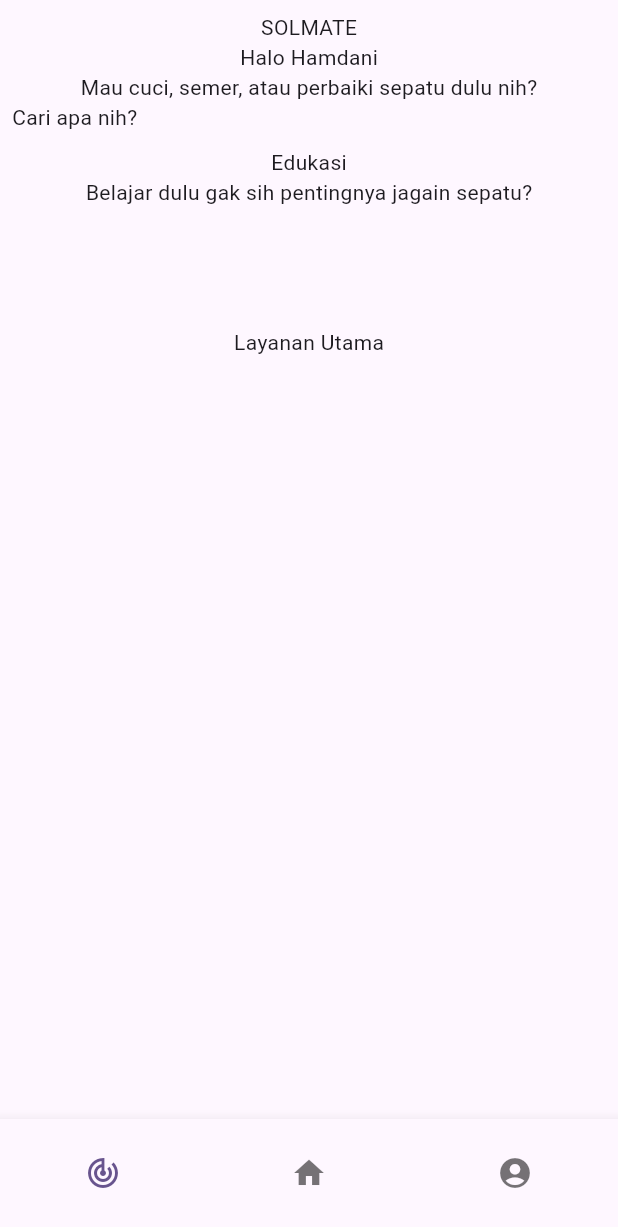
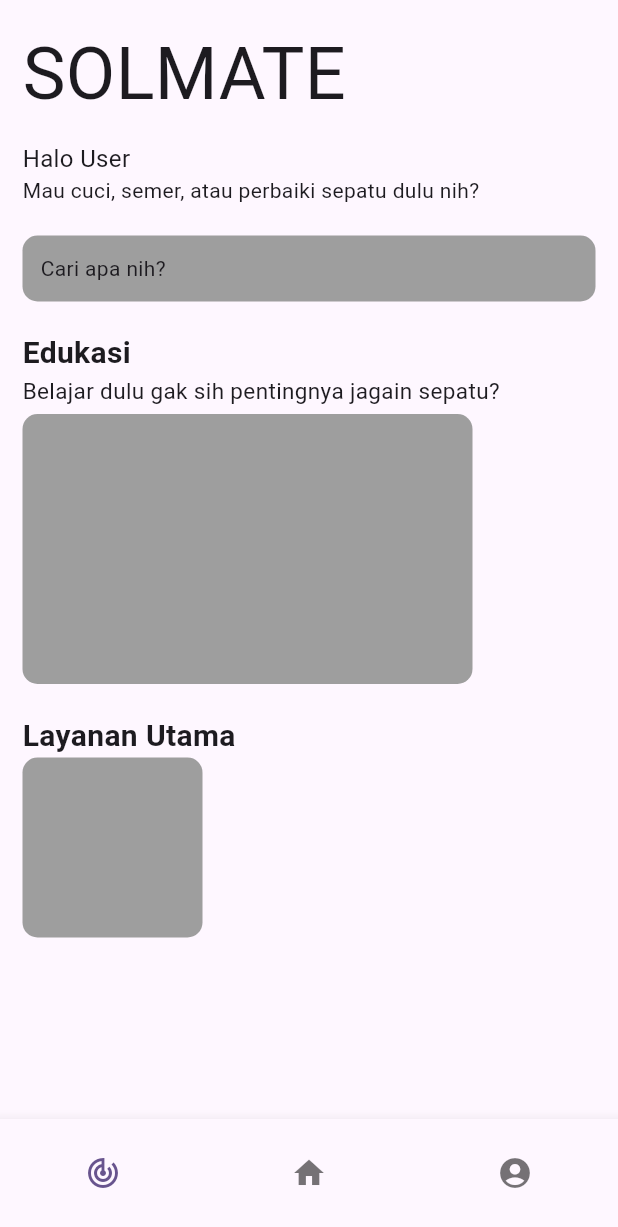
Before and after one commit to Akechi001/solemate, a Flutter app: the HomePage screen opened directly, on a phone screen of 412 x 824 dp. Shown: the top 1227 px of the screen. Run offline on Flutter 3.47's test engine with Material 3 defaults, Android fonts, the phone set to English and light mode, and no system bars; our stand-ins replace firebase_auth, firebase_core, gap; accounts and stored records are empty.

Commit message:
ubah tampilan home dan setting firebase

```diff
--- a/lib/Network/firebaseServices.dart
+++ /dev/null
@@ -1,20 +0,0 @@
-import 'package:firebase_core/firebase_core.dart';
-
-class FirebaseService {
-  static Future<void> initializeFirebase() async {
-    try {
-      await Firebase.initializeApp(
-          options: FirebaseOptions(
-            apiKey: 'AIzaSyChUHKkYIpIwMuSpUM8S3AYULC_nEMH-pc',
-            appId: '1:605379824241:android:2b69e63ed17fec9e3129d0',
-            messagingSenderId: '605379824241',
-            projectId: 'diabets2-f2f8e',
-          )
-      );
-      print("Firebase initialized successfully");
-    } catch (e) {
-      print("Error initializing Firebase: $e");
-      throw Exception("Firebase initialization failed");
-    }
-  }
-}
--- a/lib/main.dart
+++ b/lib/main.dart
@@ -1,6 +1,5 @@
 import 'package:firebase_core/firebase_core.dart';
 import 'package:flutter/material.dart';
-import 'package:solemate/Network/firebaseServices.dart';
 import 'package:solemate/firebase_options.dart';
 import 'package:solemate/pages/login.dart';
 
--- a/lib/pages/home.dart
+++ b/lib/pages/home.dart
@@ -1,4 +1,5 @@
 import 'package:flutter/material.dart';
+import 'package:gap/gap.dart';
 import 'package:solemate/widgets/navbar.dart';
 
 class HomePage extends StatelessWidget {
@@ -7,26 +8,50 @@ class HomePage extends StatelessWidget {
   @override
   Widget build(BuildContext context) {
     return Scaffold(
-      body: Padding(
-        padding: const EdgeInsets.all(8.0),
+      body: SingleChildScrollView(
+        child: Padding(
+          padding: const EdgeInsets.all(15.0),
           child: Column(
+            crossAxisAlignment: CrossAxisAlignment.start,
             children: [
-            Text("SOLMATE"),
-            Text("Halo Hamdani"),
-            Text("Mau cuci, semer, atau perbaiki sepatu dulu nih?"),
+              Text("SOLMATE", style: TextStyle(fontSize: 48),),
+              const Gap(10),
+              Text("Halo User", style: TextStyle(fontSize: 16),),
+              Text("Mau cuci, semer, atau perbaiki sepatu dulu nih?", style: TextStyle(fontSize: 14),),
+              const Gap(20),
               Container(
                 width: double.infinity,
-              height: 30,
+                decoration: BoxDecoration(
+                    color: Colors.grey,
+                    borderRadius: BorderRadius.circular(10)
+                ),
+                child: Padding(
+                  padding: const EdgeInsets.all(12.0),
                   child: Text("Cari apa nih?"),
                 ),
-            Text("Edukasi"),
-            Text("Belajar dulu gak sih pentingnya jagain sepatu?"),
+              ),
+              const Gap(20),
+              Text("Edukasi", style: TextStyle(fontSize: 20, fontWeight: FontWeight.bold),),
+              Text("Belajar dulu gak sih pentingnya jagain sepatu?", style: TextStyle(fontSize: 15),),
+              const Gap(5),
               Container(
-              width: 100,
-              height: 80,
+                width: 300,
+                height: 180,
+                decoration: BoxDecoration(
+                    color: Colors.grey,
+                    borderRadius: BorderRadius.circular(10)),
               ),
-            Text("Layanan Utama")
+              const Gap(20),
+              Text("Layanan Utama", style: TextStyle(fontSize: 20, fontWeight: FontWeight.bold),),
+              Container(
+                width: 120,
+                height: 120,
+                decoration: BoxDecoration(
+                    color: Colors.grey,
+                    borderRadius: BorderRadius.circular(10)),
+              ),
             ],
+          ),
         ),
       ),
       bottomNavigationBar: Navbar(),
```
Also changed, not shown: firebase.json (added), 1 other file. Lines whose indentation alone changed are shown as unchanged.
